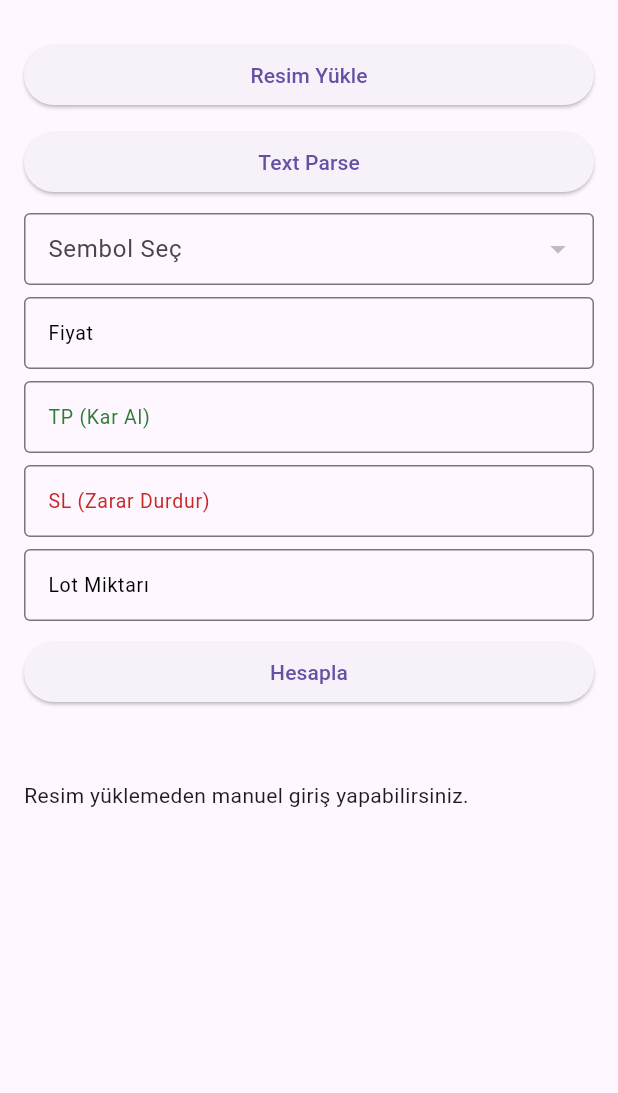
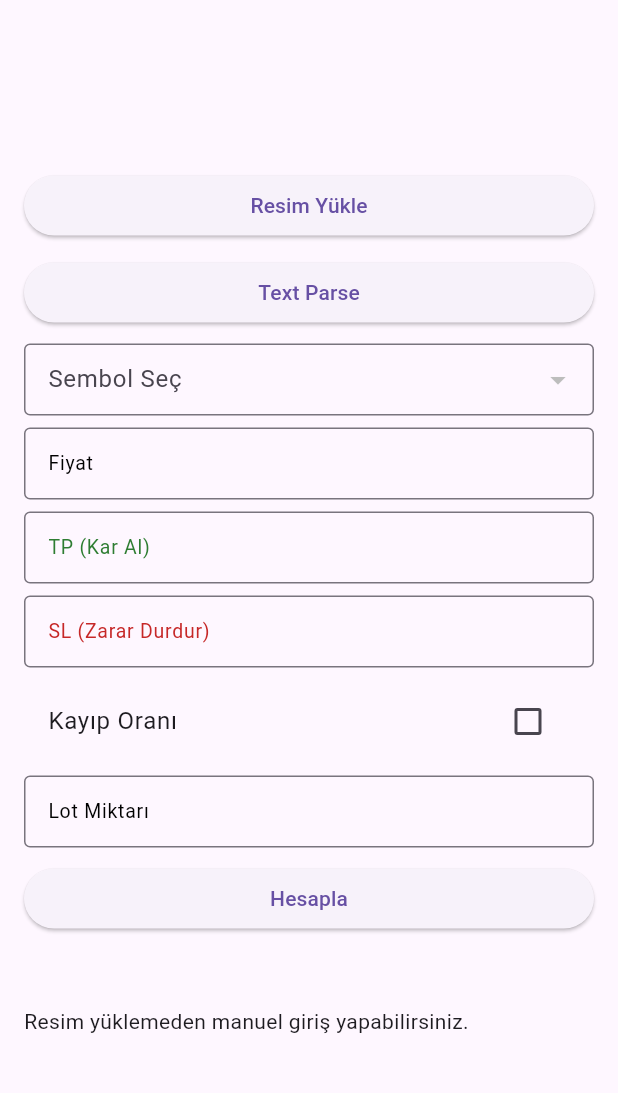
Before and after one commit to ceali007/FxSmartCalculator, a Flutter app: the screen it shows after launch, on a phone screen of 412 x 824 dp, the part 57-1150 px from its top. Run offline on Flutter 3.47's test engine with Material 3 defaults, Android fonts, the phone set to English and light mode, and no system bars; our stand-ins replace image_picker.

Commit message:
calculate lot by risk ratio feature added

```diff
--- a/lib/screens/ocr_screen.dart
+++ b/lib/screens/ocr_screen.dart
@@ -32,6 +32,11 @@ class _OcrScreenState extends State<OcrScreen> {
   double? _loss;
   List<SymbolModel> _symbolList = [];
   final ScrollController _scrollController = ScrollController();
+
+  bool _showRiskControls = false;
+  double _riskPercentage = 1.0;
+  final TextEditingController _balanceController = TextEditingController();
+
 
   @override
   void initState() {
@@ -259,6 +264,29 @@ class _OcrScreenState extends State<OcrScreen> {
     );
   }
 
+  void _calculateLotForRisk() {
+    final balance = double.tryParse(_balanceController.text);
+    final price = double.tryParse(_priceController.text);
+    final sl = double.tryParse(_slController.text);
+
+    if (_symbolModel == null || balance == null || price == null || sl == null) {
+      return;
+    }
+
+    final lot = CalculationService.calculateLotByRiskRatio(
+      price: price,
+      sl: sl,
+      balance: balance,
+      riskPercentage: _riskPercentage,
+      contractSize: _symbolModel!.contractSize.toDouble(),
+    );
+
+    if (lot != null) {
+      setState(() {
+        _lotController.text = lot.toStringAsFixed(2);
+      });
+    }
+  }
 
 
   @override
@@ -270,8 +298,13 @@ class _OcrScreenState extends State<OcrScreen> {
           style: TextStyle(fontSize: 16, fontWeight: FontWeight.w500),
         ),
       ),
-      body: ListView(
+      body: Center(
+        child: ConstrainedBox(
+          constraints: BoxConstraints(maxWidth: 500),
+          child: SingleChildScrollView(
             padding: const EdgeInsets.symmetric(horizontal: 16.0, vertical: 8.0),
+            child: Column(
+              crossAxisAlignment: CrossAxisAlignment.stretch,
               children: [
                 ElevatedButton(
                   onPressed: _getImageAndParseText,
@@ -303,6 +336,67 @@ class _OcrScreenState extends State<OcrScreen> {
                 SizedBox(height: 8),
                 _buildTextField(_slController, 'SL (Zarar Durdur)', color: Colors.red[800]),
                 SizedBox(height: 8),
+                CheckboxListTile(
+                  title: Text('Kayıp Oranı'),
+                  value: _showRiskControls,
+                  onChanged: (value) {
+                    setState(() {
+                      _showRiskControls = value!;
+                    });
+                  },
+                ),
+                if (_showRiskControls) ...[
+                  Padding(
+                    padding: const EdgeInsets.symmetric(vertical: 8.0),
+                    child: TextField(
+                      controller: _balanceController,
+                      keyboardType: TextInputType.numberWithOptions(decimal: true),
+                      decoration: InputDecoration(
+                        labelText: 'Bakiye (USD)',
+                        border: OutlineInputBorder(),
+                      ),
+                    ),
+                  ),
+                  Text('Zarar Oranı: ${_riskPercentage.toStringAsFixed(1)} %'),
+                  Row(
+                    children: [
+                      IconButton(
+                        icon: Icon(Icons.remove),
+                        onPressed: () {
+                          setState(() {
+                            if (_riskPercentage > 1.0) _riskPercentage -= 0.5;
+                            _calculateLotForRisk();
+                          });
+                        },
+                      ),
+                      Expanded(
+                        child: Slider(
+                          value: _riskPercentage,
+                          min: 1.0,
+                          max: 10.0,
+                          divisions: 18,
+                          label: '${_riskPercentage.toStringAsFixed(1)}%',
+                          onChanged: (value) {
+                            setState(() {
+                              _riskPercentage = value;
+                              _calculateLotForRisk();
+                            });
+                          },
+                        ),
+                      ),
+                      IconButton(
+                        icon: Icon(Icons.add),
+                        onPressed: () {
+                          setState(() {
+                            if (_riskPercentage < 10.0) _riskPercentage += 0.5;
+                            _calculateLotForRisk();
+                          });
+                        },
+                      ),
+                    ],
+                  )
+                ],
+                SizedBox(height: 8),
                 _buildTextField(_lotController, 'Lot Miktarı'),
                 SizedBox(height: 10),
                 ElevatedButton(
@@ -310,7 +404,6 @@ class _OcrScreenState extends State<OcrScreen> {
                   child: Text('Hesapla'),
                 ),
                 SizedBox(height: 32),
-
                 if (_parsedData == null && _image == null)
                   Padding(
                     padding: const EdgeInsets.only(top: 16.0),
@@ -318,6 +411,11 @@ class _OcrScreenState extends State<OcrScreen> {
                   ),
               ],
             ),
+          ),
+        ),
+      ),
     );
   }
+
+
 }
--- a/lib/services/calculation_service.dart
+++ b/lib/services/calculation_service.dart
@@ -35,4 +35,23 @@ class CalculationService {
 
     return CalculationResult(profit: profit, loss: loss);
   }
+
+  static double? calculateLotByRiskRatio({
+    required double price,
+    required double sl,
+    required double balance,
+    required double riskPercentage,
+    required double contractSize,
+  }) {
+    final stopPoint = (price - sl).abs();
+
+    if (stopPoint == 0 || contractSize == 0) return null;
+
+    final maxLoss = balance * (riskPercentage / 100);
+    final lot = maxLoss / (contractSize * stopPoint);
+
+    return lot;
+  }
+
+
 }
```
Lines whose indentation alone changed are shown as unchanged.
